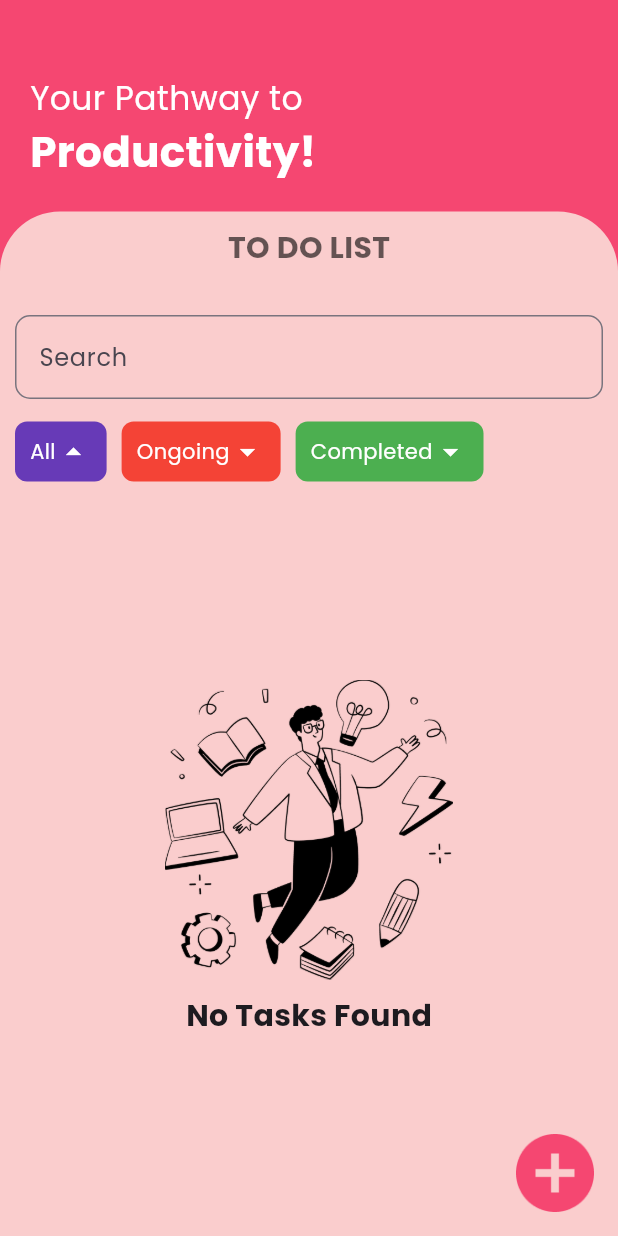
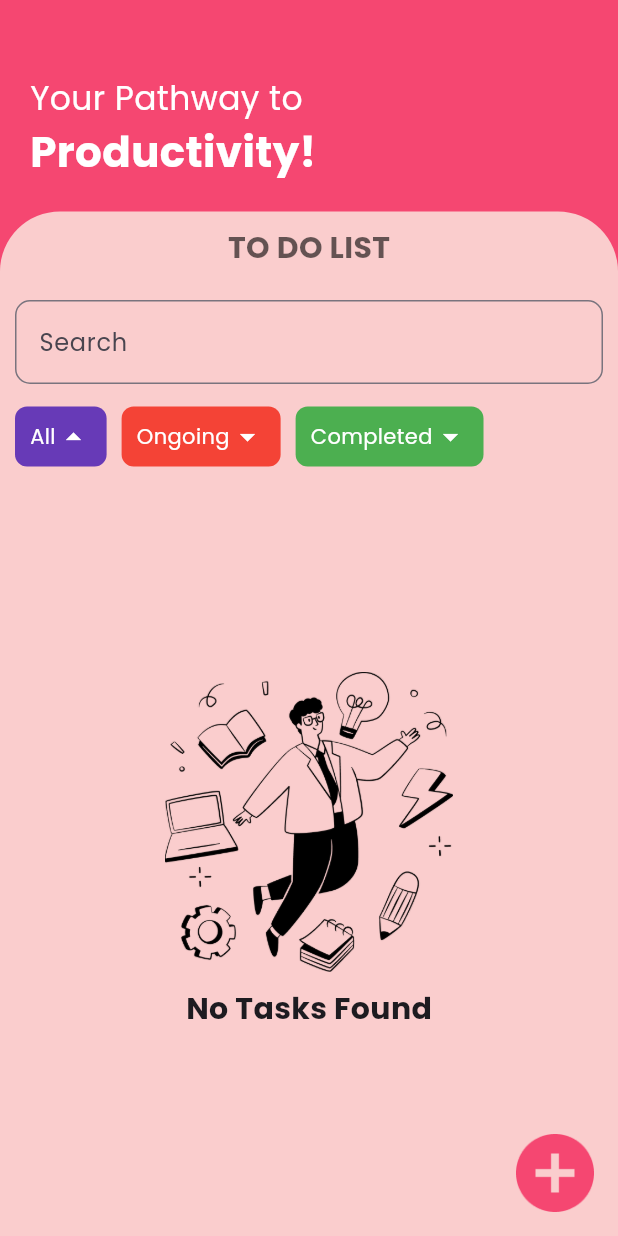
Before and after one commit to AbhishekASLK/todo_app_intermediate, a Flutter app: the screen it shows after launch, on a phone screen of 412 x 824 dp. Run offline on Flutter 3.47's test engine with Material 3 defaults, Android fonts, the phone set to English and light mode, and no system bars; our stand-ins replace flutter_slidable, google_fonts, sqflite; accounts and stored records are empty.

```diff
--- a/lib/screens/todo_app.dart
+++ b/lib/screens/todo_app.dart
@@ -135,7 +135,8 @@ class _ToDoAppState extends State<ToDoApp> {
                     height: 20,
                   ),
                   Padding(
-                    padding: const EdgeInsets.all(10.0),
+                    padding:
+                        const EdgeInsets.only(bottom: 10, left: 10, right: 10),
                     child: SizedBox(
                       child: TextField(
                         onChanged: (value) {
```
